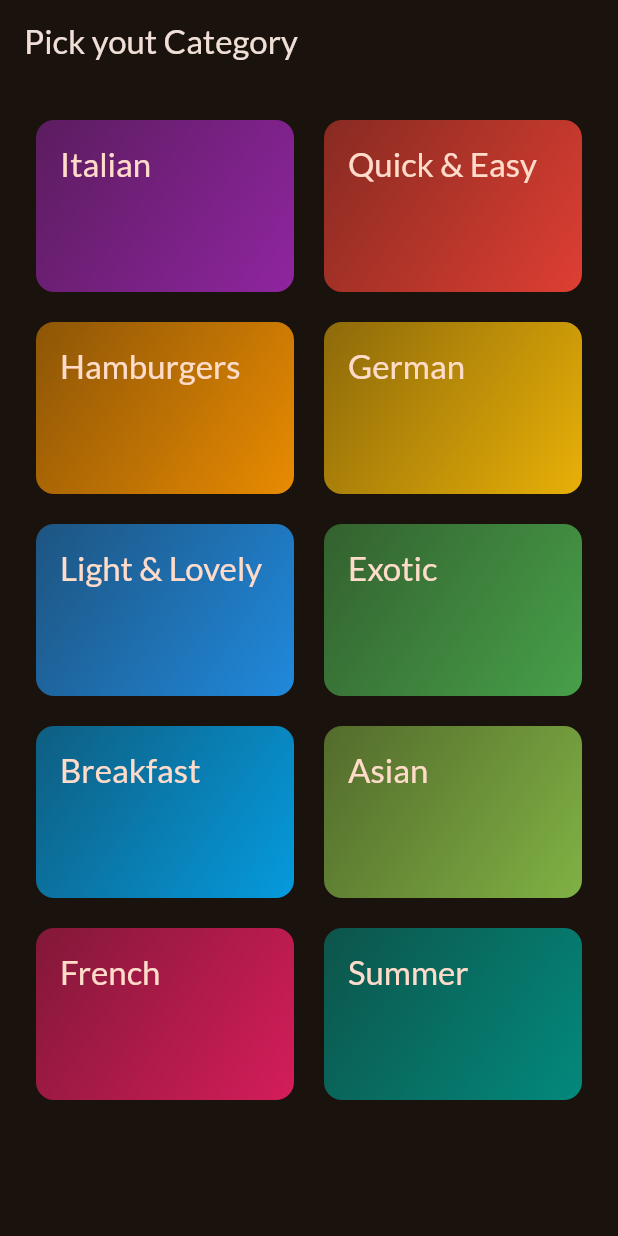
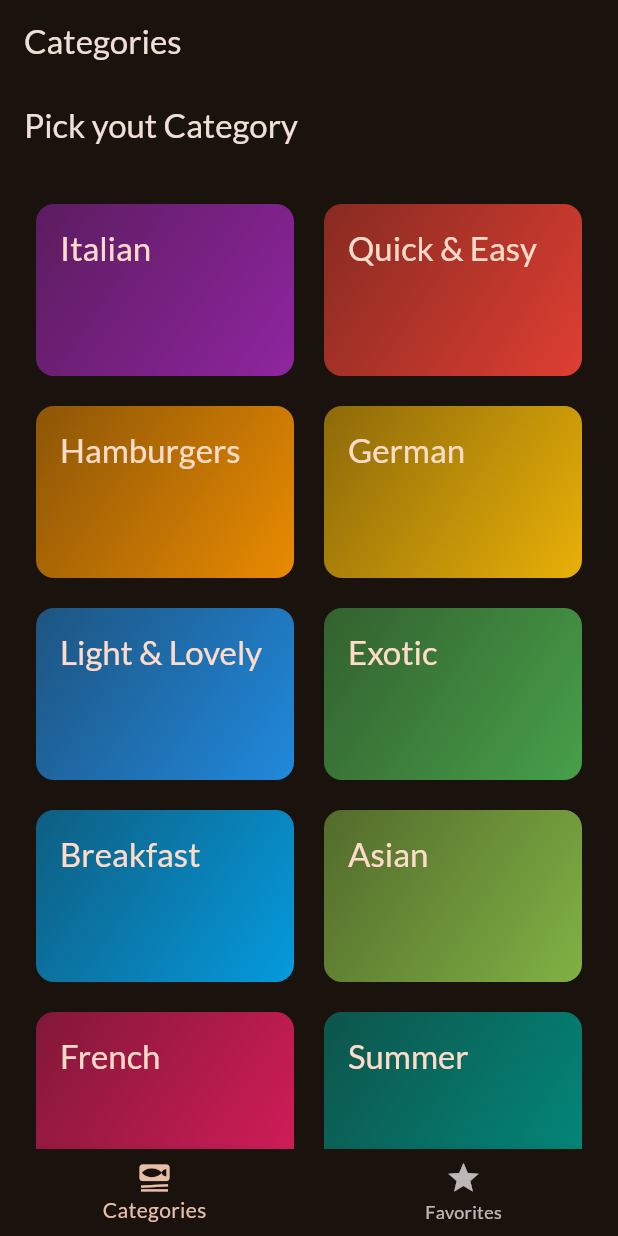
Before and after one commit to Gus41/Flutter, a Flutter app: the screen it shows after launch, on a phone screen of 412 x 824 dp. Run offline on Flutter 3.47's test engine with Material 3 defaults, Android fonts, the phone set to English and light mode, and no system bars; our stand-ins replace google_fonts, transparent_image.

Commit message:
added navigation

```diff
--- a/fundamentals/meals/lib/main.dart
+++ b/fundamentals/meals/lib/main.dart
@@ -1,7 +1,6 @@
 import 'package:flutter/material.dart';
-
 import 'package:google_fonts/google_fonts.dart';
-import 'package:meals/screens/categories.dart';
+import 'package:meals/screens/tabs.dart';
 
 final theme = ThemeData(
   useMaterial3: true,
@@ -22,7 +21,7 @@ class App extends StatelessWidget {
   Widget build(BuildContext context) {
     return MaterialApp(
       theme: theme,
-      home: const CategoriesScreen()
+      home: const TabsScreen()
     );
   }
 }
--- /dev/null
+++ b/fundamentals/meals/lib/screens/tabs.dart
@@ -0,0 +1,52 @@
+import 'package:flutter/material.dart';
+import 'package:meals/screens/categories.dart';
+import 'package:meals/screens/meals.dart';
+
+class TabsScreen extends StatefulWidget {
+  const TabsScreen({super.key});
+
+  @override
+  State<TabsScreen> createState() {
+    return _TabScreenState();
+  }
+}
+
+class _TabScreenState extends State<TabsScreen> {
+  int _selectedPageIndex = 0;
+
+  void _selectPage(int index) {
+    setState(() {
+      _selectedPageIndex = index;
+    });
+  }
+
+  @override
+  Widget build(BuildContext context) {
+    Widget page = const CategoriesScreen();
+    var activePageTitle = 'Categories';
+
+    if (_selectedPageIndex == 1) {
+      page = const MealsScreen(title: "Favorites", meals: []);
+      activePageTitle = 'Your Favorites';
+    }
+
+    return Scaffold(
+      appBar: AppBar(
+        title: Text(activePageTitle),
+      ),
+      body: page,
+      bottomNavigationBar: BottomNavigationBar(
+        currentIndex: _selectedPageIndex,
+        onTap: (index) {
+          _selectPage(index);
+        },
+        items: [
+          BottomNavigationBarItem(
+
+              icon: Icon(Icons.set_meal), label: 'Categories'),
+          BottomNavigationBarItem(icon: Icon(Icons.star), label: 'Favorites')
+        ],
+      ),
+    );
+  }
+}
```
Also changed, not shown: fundamentals/meals/lib/screens/meals.dart (+31 -12 lines), fundamentals/meals/lib/screens/meals_detail.dart (added, +63 -0 lines), fundamentals/meals/lib/widgets/meal_item.dart (+34 -3 lines), fundamentals/meals/lib/widgets/meal_item_trait.dart (added, +19 -0 lines).
